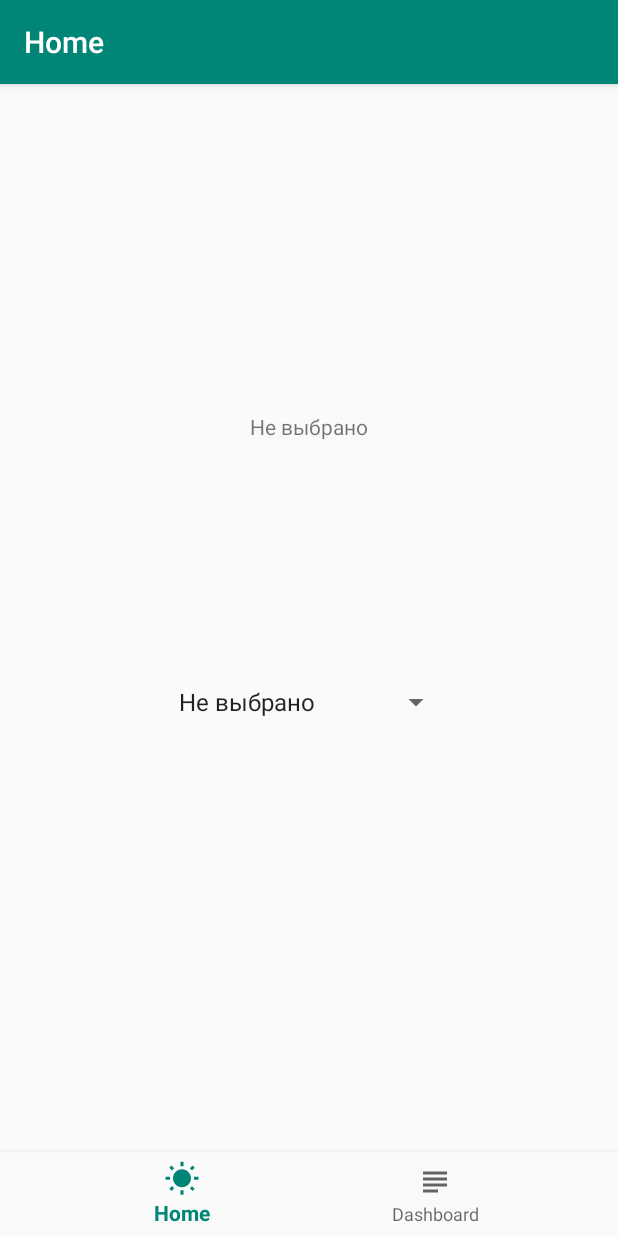
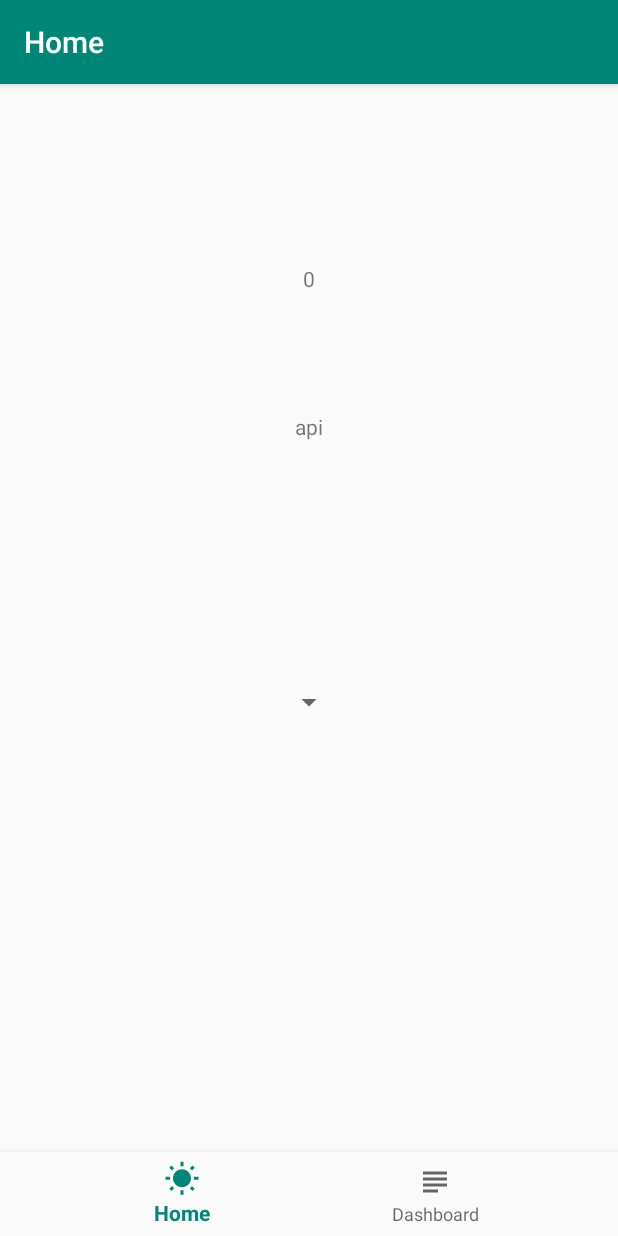
Before and after one commit to AlexGopher802/LearnPractic, an Android app: the screen it shows after launch (MainActivity), on a phone screen of 412 x 824 dp. Run offline under Robolectric (Android 15) with nearby library versions, the phone set to English and light mode, and no system bars; our stand-ins replace navigation-ui.

Commit message:
v.1.1 (+ Передача значений в спиннер)

```diff
--- a/app/src/main/java/com/example/perfectweather/ui/dashboard/DashboardFragment.kt
+++ b/app/src/main/java/com/example/perfectweather/ui/dashboard/DashboardFragment.kt
@@ -50,12 +50,12 @@ class DashboardFragment : Fragment() {
 
     override fun onActivityCreated(savedInstanceState: Bundle?) {
         super.onActivityCreated(savedInstanceState)
-    /*
+
         val mdf = DialogWindow()
         val manager = activity?.supportFragmentManager
         if (manager != null) {
             mdf.show(manager, "myDialog")
         }
-    */
+
     }
 }
--- a/app/src/main/java/com/example/perfectweather/ui/home/HomeFragment.kt
+++ b/app/src/main/java/com/example/perfectweather/ui/home/HomeFragment.kt
@@ -1,6 +1,7 @@
 package com.example.perfectweather.ui.home
 
 import android.app.Activity
+import android.content.Context
 import android.content.SharedPreferences
 import android.os.Bundle
 import android.preference.PreferenceManager
@@ -48,11 +49,29 @@ class HomeFragment : Fragment() {
     override fun onActivityCreated(savedInstanceState: Bundle?) {
         super.onActivityCreated(savedInstanceState)
 
-        var sharePref : SharedPreferences = parentFragment!!.requireContext().getSharedPreferences(MainActivity().PREF_NAME, MainActivity().PRIVATE_MODE)
-        val editor = sharePref.edit()
+        var sharePref = activity?.getSharedPreferences(MainActivity().PREF_NAME, Context.MODE_PRIVATE)
+        val editor = sharePref?.edit()
 
-        /*var citys = arrayOfNulls<String>(sharePref.getInt(MainActivity().FAVORITES_SIZE, 0))
-        if(citys.isEmpty()){
+        var citys = Array<String?>(sharePref!!.getInt(MainActivity().FAVORITES_SIZE, 0), {""})
+        //var citys = arrayOfNulls<String>(6)
+
+        textView_debug.text = sharePref!!.getInt(MainActivity().FAVORITES_SIZE, 0).toString() + "\n"// + "\n" + sharePref!!.getInt(MainActivity().FAVORITES_+"0",0).toString()
+        //textView_debug.text = textView_debug.text.toString() + "\n"
+
+
+        for(i in 0..citys.size-1){
+            citys[i] = sharePref!!.getString(MainActivity().FAVORITES_+(i.toString()), "")
+            textView_debug.text = textView_debug.text.toString() + citys[i] + "\n"
+        }
+
+/*
+        citys[0] = sharePref!!.getString(MainActivity().FAVORITES_+"0", "")
+        citys[1] = sharePref!!.getString(MainActivity().FAVORITES_+"1", "")
+        citys[2] = sharePref!!.getString(MainActivity().FAVORITES_+"2", "")
+*/
+
+
+        /*if(citys.isEmpty()){
             textView2.text = "Не выбрано"
         }
         else{
@@ -61,13 +80,19 @@ class HomeFragment : Fragment() {
             }
         }*/
 
+
+
+        GlobalScope.launch(Dispatchers.Main) {
             val adapter = ArrayAdapter(
                 parentFragment!!.requireContext(),
                 android.R.layout.simple_spinner_item,
-            DashboardFragment().cityName
+                citys
+                //DashboardFragment().cityName
             )
             adapter.setDropDownViewResource(android.R.layout.simple_dropdown_item_1line)
             blood_spinner?.adapter = adapter
+        }
+
 
         blood_spinner.setSelection(sharePref.getInt(MainActivity().SELECT_CITY, 0))
 
@@ -76,13 +101,9 @@ class HomeFragment : Fragment() {
             override fun onItemSelected(parent:AdapterView<*>, view: View, position: Int, id: Long){
                 textView2.text = "Загрузка..."
                 val city : String = parent.getItemAtPosition(position).toString()
-                editor.putInt(MainActivity().SELECT_CITY, position)
-                editor.apply()
+                editor?.putInt(MainActivity().SELECT_CITY, position)
+                editor?.apply()
 
-                if(position == 0){
-                    textView2.text = "Не выбрано"
-                }
-                else{
                 val apiService = ApiWeather()
                 GlobalScope.launch(Dispatchers.Main) {
                     try{
@@ -93,7 +114,7 @@ class HomeFragment : Fragment() {
                         textView2.text = "Ошибка"
                     }
                 }
-                }
+
             }
 
             override fun onNothingSelected(parent: AdapterView<*>){ }
--- a/app/src/main/res/layout/fragment_home.xml
+++ b/app/src/main/res/layout/fragment_home.xml
@@ -17,10 +17,20 @@
         />
 
     <TextView
+        android:id="@+id/textView_debug"
+        android:layout_width="wrap_content"
+        android:layout_height="wrap_content"
+        android:text="debug"
+        app:layout_constraintBottom_toTopOf="@+id/textView2"
+        app:layout_constraintEnd_toEndOf="parent"
+        app:layout_constraintStart_toStartOf="parent"
+        app:layout_constraintTop_toTopOf="parent" />
+
+    <TextView
         android:id="@+id/textView2"
         android:layout_width="wrap_content"
         android:layout_height="wrap_content"
-        android:text="TextView"
+        android:text="api"
         app:layout_constraintBottom_toTopOf="@+id/blood_spinner"
         app:layout_constraintEnd_toEndOf="parent"
         app:layout_constraintStart_toStartOf="parent"
```
Also changed, not shown: app/src/main/java/com/example/perfectweather/ui/dashboard/DialogWindow.kt (+11 -5 lines). Lines whose indentation alone changed are shown as unchanged.
